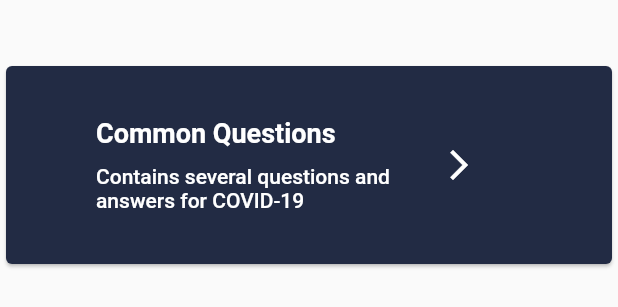
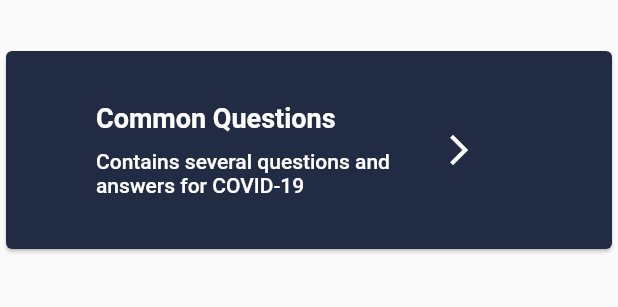
Before and after one commit to haramyang/covid19_info, a Flutter app: the QuestionSection widget shown alone on an empty page, opened directly, on a phone screen of 412 x 824 dp. Shown: the top 307 px of the screen. Run offline on Flutter 3.47's test engine with Material 2 defaults, Android fonts, the phone set to English and light mode, and no system bars; our stand-ins replace auto_size_text; network calls fail.

Commit message:
minor padding changes

```diff
--- a/lib/latestUpdate.dart
+++ b/lib/latestUpdate.dart
@@ -48,7 +48,7 @@ class _LatestUpdateSectionState extends State<LatestUpdateSection> {
             },
           ),
         ),
-        SizedBox(height: 40.0),
+        SizedBox(height: 30.0),
       ],
     );
   }
--- a/lib/questionSection.dart
+++ b/lib/questionSection.dart
@@ -4,7 +4,7 @@ class QuestionSection extends StatelessWidget {
   @override
   Widget build(BuildContext context) {
     return Container(
-      margin: EdgeInsets.only(top: 40.0, bottom: 40.0),
+      margin: EdgeInsets.only(top: 30.0, bottom: 30.0),
       height: 140.0,
       child: Container(
         child: Card(
--- a/lib/worldDataPage.dart
+++ b/lib/worldDataPage.dart
@@ -55,6 +55,10 @@ class _WorldDataPageState extends State<WorldDataPage> {
   @override
   Widget build(BuildContext context) {
     return Scaffold(
+        /*appBar: AppBar(
+          title: Text("COVID-19 Tracker"),
+          backgroundColor: Color.fromRGBO(132, 210, 230, 1.0),
+        ),*/
         backgroundColor: Colors.white,
         body: Container(
           padding: EdgeInsets.fromLTRB(20.0, 70.0, 20.0, 0),
```
